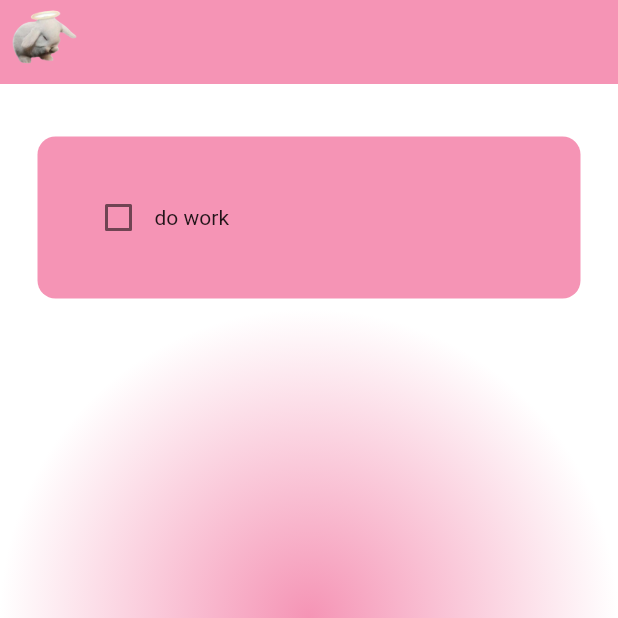
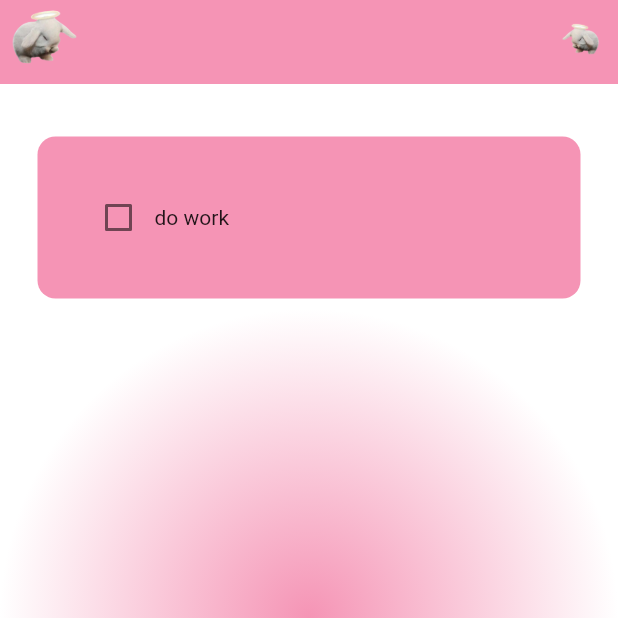
Before and after one commit to milkbreadzee/flutter_todo, a Flutter app: the HomePage screen opened directly, on a phone screen of 412 x 824 dp, the top half of it. Run offline on Flutter 3.47's test engine with Material 2 defaults, Android fonts, the phone set to English and light mode, and no system bars; our stand-ins replace firebase_auth, firebase_core, google_fonts; accounts and stored records are empty.

Commit message:
added trailing icon for logout

```diff
--- a/flutter_application_1/lib/pages/home_page.dart
+++ b/flutter_application_1/lib/pages/home_page.dart
@@ -21,37 +21,32 @@ class HomePage extends StatelessWidget {
       child: Scaffold(
         backgroundColor: Colors.transparent,
         appBar: AppBar(
-          elevation: 0,
-          leading: new Image.asset("lib/assets/bunny.png"),
-          backgroundColor: Color(0xfff594b5),
-        ),
+            elevation: 0,
+            leading: new Image.asset("lib/assets/bunny.png"),
+            backgroundColor: Color(0xfff594b5),
+            actions: <Widget>[
+              IconButton(
+                  onPressed: () {
+                    FirebaseAuth.instance.signOut().then((value) {
+                      Navigator.push(context,
+                          MaterialPageRoute(builder: (context) => LoginPage()));
+                    });
+                  },
+                  icon: Image.asset("lib/assets/flipped-bunny.png"))
+            ]),
         body: ListView(children: [
-          const SizedBox(height: 25,),
+          const SizedBox(
+            height: 25,
+          ),
           TodoTile(
             taskName: "do work",
             taskCompleted: false,
-            onChanged:(p0) => {},
+            onChanged: (p0) => {},
           ),
         ]),
       ),
     );
 
-    // appBar: AppBar(
-    //   elevation: 0,
-    //   leading: new Image.asset("lib/assets/bunny.png"),
-    //   backgroundColor: Color(0xfff594b5),
 
-    // ),
-    // body: Center(
-    //   child: ElevatedButton(
-    //     child: Text("LogOut"),
-    //     onPressed: () {
-    //       FirebaseAuth.instance.signOut().then((value) {
-    //         Navigator.push(context,
-    //             MaterialPageRoute(builder: (context) => LoginPage()));
-    //       });
-    //     },
-    //   ),
-    // ),
   }
 }
```
Also changed, not shown: flutter_application_1/lib/assets/flipped-bunny.png (added).
